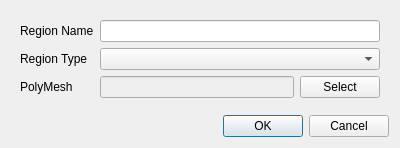
Before: the Qt Designer form baramFlow/view/main_window/menu/mesh/poly_mesh_selection_dialog.ui in nextfoam/baram, drawn with Qt 5.
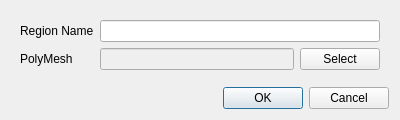
After: the same form once the commit is applied.

Commit message: multiple polyMesh를 로딩할 때 각 region의 fluid/solid 선택 기능 제거

Diff of the .ui file:
```diff
--- a/baramFlow/view/main_window/menu/mesh/poly_mesh_selection_dialog.ui
+++ b/baramFlow/view/main_window/menu/mesh/poly_mesh_selection_dialog.ui
@@ -7,7 +7,7 @@
     <x>0</x>
     <y>0</y>
     <width>400</width>
-    <height>148</height>
+    <height>120</height>
    </rect>
   </property>
   <property name="windowTitle">
@@ -28,20 +28,13 @@
        <widget class="QLineEdit" name="regionName"/>
       </item>
       <item row="1" column="0">
-       <widget class="QLabel" name="label_2">
-        <property name="text">
-         <string>Region Type</string>
-        </property>
-       </widget>
-      </item>
-      <item row="2" column="0">
        <widget class="QLabel" name="label_3">
         <property name="text">
          <string>PolyMesh</string>
         </property>
        </widget>
       </item>
-      <item row="2" column="1">
+      <item row="1" column="1">
        <layout class="QHBoxLayout" name="horizontalLayout">
         <item>
          <widget class="QLineEdit" name="polyMesh">
@@ -59,9 +52,6 @@
         </item>
        </layout>
       </item>
-      <item row="1" column="1">
-       <widget class="QComboBox" name="regionType"/>
-      </item>
      </layout>
     </widget>
    </item>
```
The commit also changes 4 other files.
